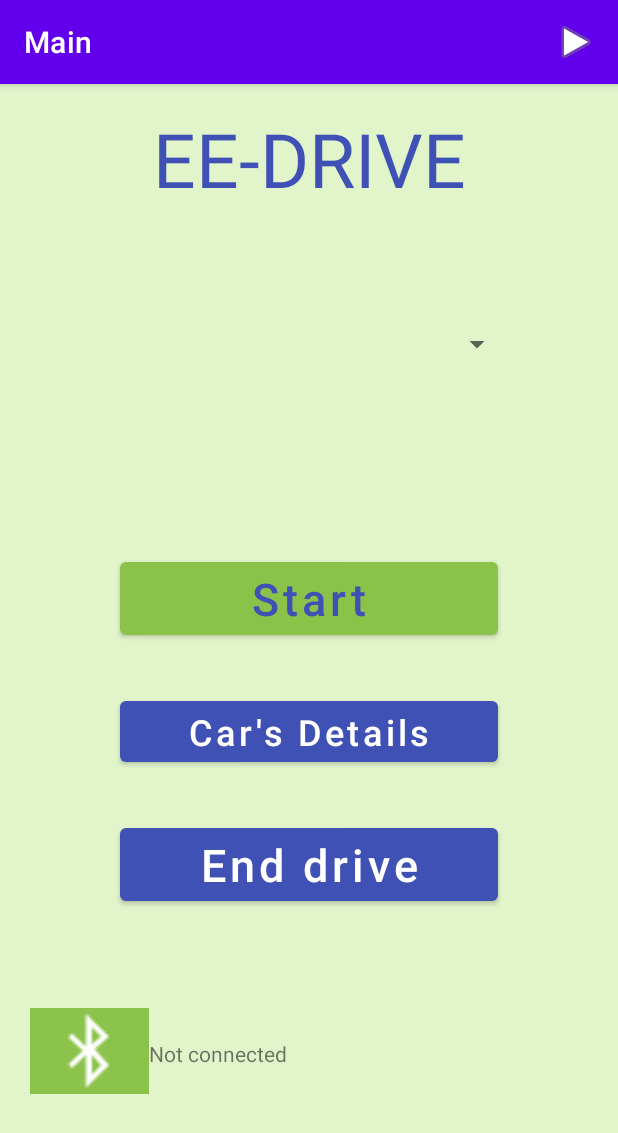
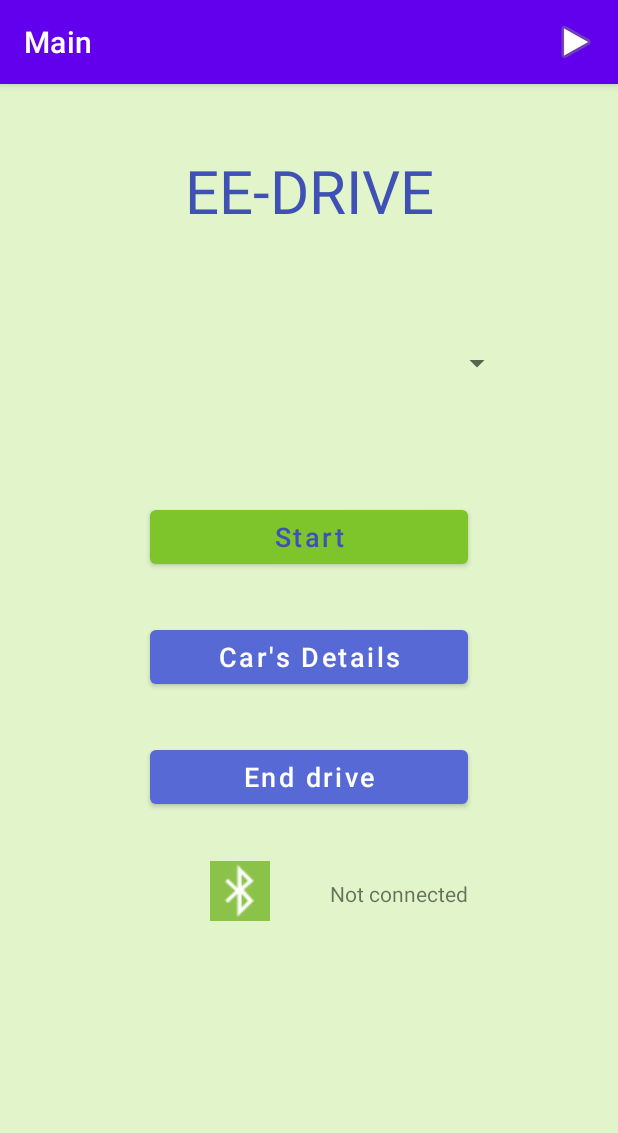
Before and after one commit to EE-Drive/EE-Drive-Client, an Android app: the screen it shows after launch (MainActivity), on a phone screen of 412 x 824 dp. Shown: the top 1133 px of the screen. Run offline under Robolectric (Android 15) with nearby library versions, the phone set to English and light mode, and no system bars; our stand-ins replace Room's generated code, navigation-ui; libraries missing offline, so code that uses them is left out: com.github.pires.obd.

Commit message:
Redesigning Buttons, text and background

```diff
--- a/app/src/main/res/layout/fragment_main_screen.xml
+++ b/app/src/main/res/layout/fragment_main_screen.xml
@@ -10,15 +10,18 @@
         android:id="@+id/main_title_txt"
         android:layout_width="wrap_content"
         android:layout_height="wrap_content"
-        android:layout_marginStart="24dp"
-        android:layout_marginTop="16dp"
-        android:layout_marginEnd="24dp"
+        android:layout_marginStart="100dp"
+        android:layout_marginLeft="100dp"
+        android:layout_marginTop="44dp"
+        android:layout_marginEnd="100dp"
+        android:layout_marginRight="100dp"
         android:text="EE-DRIVE"
         android:textColor="#3F51B5"
-        android:textSize="50sp"
+        android:textSize="40sp"
         app:layout_constraintEnd_toEndOf="parent"
         app:layout_constraintStart_toStartOf="parent"
         app:layout_constraintTop_toTopOf="parent" />
+
     <TextView
         android:id="@+id/textViewDebug"
         android:layout_width="wrap_content"
@@ -36,14 +39,16 @@
         android:id="@+id/main_start_btn"
         android:layout_width="0dp"
         android:layout_height="wrap_content"
-        android:layout_marginStart="80dp"
-        android:layout_marginTop="229dp"
-        android:layout_marginEnd="80dp"
+        android:layout_marginStart="100dp"
+        android:layout_marginLeft="100dp"
+        android:layout_marginTop="180dp"
+        android:layout_marginEnd="100dp"
+        android:layout_marginRight="100dp"
         android:text="Start"
+        android:textAllCaps="false"
         android:textColor="#3F51B5"
-        android:textAllCaps="false"
-        android:textSize="30sp"
-        app:backgroundTint="#8BC34A"
+        android:textSize="18sp"
+        app:backgroundTint="#7EC52C"
         app:layout_constraintEnd_toEndOf="parent"
         app:layout_constraintStart_toStartOf="parent"
         app:layout_constraintTop_toBottomOf="@+id/main_title_txt" />
@@ -52,14 +57,16 @@
         android:id="@+id/main_carsDetails_btn"
         android:layout_width="0dp"
         android:layout_height="wrap_content"
-        android:layout_marginStart="80dp"
+        android:layout_marginStart="100dp"
+        android:layout_marginLeft="100dp"
         android:layout_marginTop="32dp"
-        android:layout_marginEnd="80dp"
+        android:layout_marginEnd="100dp"
+        android:layout_marginRight="100dp"
         android:text="Car's Details"
         android:textAllCaps="false"
         android:textColor="#FFFFFF"
-        android:textSize="24sp"
-        app:backgroundTint="#3F51B5"
+        android:textSize="18sp"
+        app:backgroundTint="#5669D5"
         app:layout_constraintEnd_toEndOf="parent"
         app:layout_constraintStart_toStartOf="parent"
         app:layout_constraintTop_toBottomOf="@+id/main_start_btn" />
@@ -68,13 +75,15 @@
         android:id="@+id/main_EndDrive_btn"
         android:layout_width="0dp"
         android:layout_height="wrap_content"
-        android:layout_marginStart="80dp"
+        android:layout_marginStart="100dp"
+        android:layout_marginLeft="100dp"
         android:layout_marginTop="32dp"
-        android:layout_marginEnd="80dp"
+        android:layout_marginEnd="100dp"
+        android:layout_marginRight="100dp"
+        android:text="End drive"
         android:textAllCaps="false"
-        android:text="End drive"
-        android:textSize="30sp"
-        app:backgroundTint="#3F51B5"
+        android:textSize="18sp"
+        app:backgroundTint="#5669D5"
         app:layout_constraintEnd_toEndOf="parent"
         app:layout_constraintStart_toStartOf="parent"
         app:layout_constraintTop_toBottomOf="@+id/main_carsDetails_btn" />
@@ -84,21 +93,22 @@
         android:layout_width="match_parent"
         android:layout_height="wrap_content"
         android:layout_marginStart="70dp"
-        android:layout_marginTop="78dp"
+        android:layout_marginTop="76dp"
         android:layout_marginEnd="70dp"
         android:spinnerMode="dialog"
 
         app:layout_constraintEnd_toEndOf="parent"
+        app:layout_constraintHorizontal_bias="0.0"
         app:layout_constraintStart_toStartOf="parent"
         app:layout_constraintTop_toBottomOf="@+id/main_title_txt" />
 
     <ImageButton
         android:id="@+id/main_obd_btn"
-        android:layout_width="79dp"
-        android:layout_height="57dp"
-        android:layout_marginStart="20dp"
-        android:layout_marginLeft="20dp"
-        android:layout_marginTop="65dp"
+        android:layout_width="40dp"
+        android:layout_height="40dp"
+        android:layout_marginStart="140dp"
+        android:layout_marginLeft="140dp"
+        android:layout_marginTop="32dp"
         android:background="#8BC34A"
         android:scaleType="fitCenter"
         android:src="@android:drawable/stat_sys_data_bluetooth"
@@ -109,7 +119,9 @@
         android:id="@+id/main_isConnected_txt"
         android:layout_width="wrap_content"
         android:layout_height="wrap_content"
-        android:layout_marginTop="86dp"
+        android:layout_marginStart="40dp"
+        android:layout_marginLeft="40dp"
+        android:layout_marginTop="44dp"
         android:text="TextView"
         app:layout_constraintStart_toEndOf="@+id/main_obd_btn"
         app:layout_constraintTop_toBottomOf="@+id/main_EndDrive_btn" />
```
Also changed, not shown: app/src/main/res/layout/fragment_add_new_car.xml (+23 -20 lines), app/src/main/res/layout/fragment_first_screen.xml (+12 -8 lines), app/src/main/res/layout/fragment_recording_screen.xml (+30 -20 lines).
